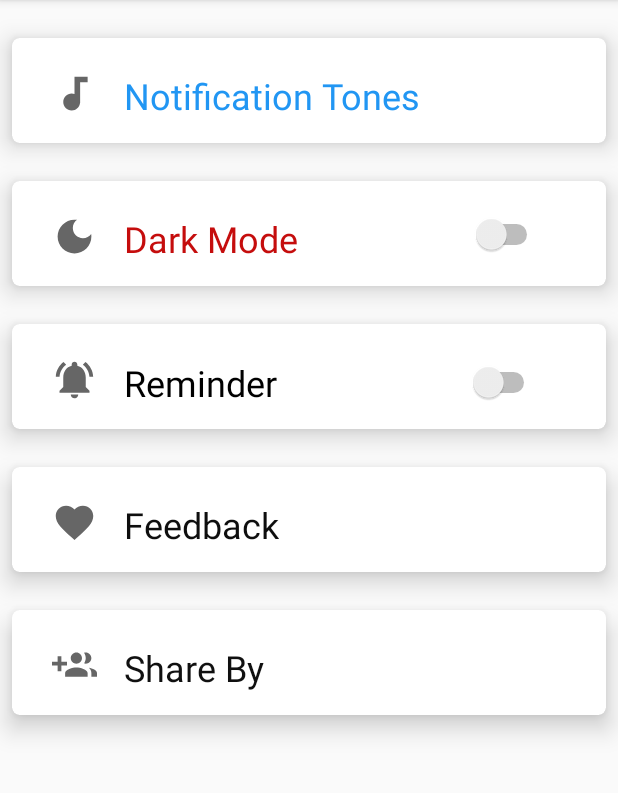
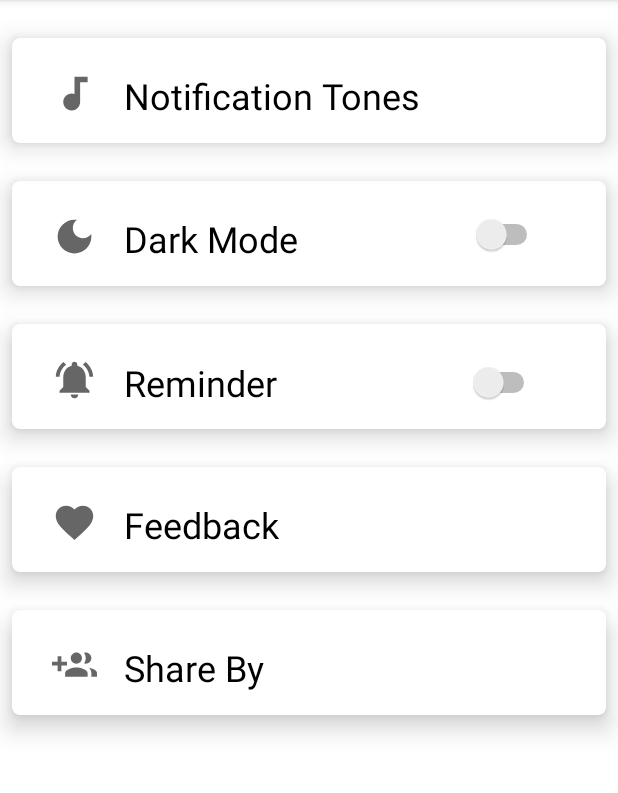
Before and after one commit to AmarvirSingh/H2oTracker, an Android app: the SettingActivity screen opened directly, with no data from a screen before it, on a phone screen of 412 x 824 dp, the part 84-877 px from its top. Run offline under Robolectric (Android 15) with nearby library versions, the phone set to English and light mode, and no system bars.

Commit message:
done changes for night mode

```diff
--- a/app/src/main/java/com/example/h2otracker/SettingActivity.java
+++ b/app/src/main/java/com/example/h2otracker/SettingActivity.java
@@ -21,7 +21,7 @@ public class SettingActivity extends AppCompatActivity {
 
     CardView card1,card2,card3,card4,card5;
 
-    private Switch dark_switch;
+    Switch dark_switch;
 List<String> titles;
 List<Integer> images;
 
@@ -45,7 +45,7 @@ Adapter adapter;
             {
                 if (isChecked)
                 {
-                    card1.setCardBackgroundColor(Color.BLACK);
+                   /* card1.setCardBackgroundColor(Color.BLACK);*/
 
 
                     AppCompatDelegate.setDefaultNightMode(AppCompatDelegate.MODE_NIGHT_YES);
@@ -54,7 +54,7 @@ Adapter adapter;
 
                 else
                 {
-                    card1.setBackgroundColor(Color.WHITE);
+
                     AppCompatDelegate.setDefaultNightMode(AppCompatDelegate.MODE_NIGHT_NO);
 
  //                   getDelegate().setLocalNightMode(AppCompatDelegate.MODE_NIGHT_YES);
--- a/app/src/main/res/layout/activity_setting.xml
+++ b/app/src/main/res/layout/activity_setting.xml
@@ -5,7 +5,9 @@
     android:layout_width="match_parent"
     android:layout_height="match_parent"
     tools:context=".SettingActivity"
-    android:orientation="vertical">
+    android:orientation="vertical"
+    android:background="@color/backgroundColor"
+    >
 
     <!--<androidx.recyclerview.widget.RecyclerView
         android:id="@+id/datalist"
@@ -26,7 +28,7 @@
         android:layout_marginEnd="8dp"
         android:layout_marginRight="8dp"
         android:id="@+id/card1"
-        app:cardBackgroundColor="@color/white"
+
         app:cardCornerRadius="5dp"
         app:cardElevation="10dp"
         app:contentPadding="10dp"
@@ -61,7 +63,7 @@
                 android:layout_marginLeft="18dp"
                 android:layout_marginTop="12dp"
                 android:text="Notification Tones"
-                android:textColor="#2196F3"
+                android:textColor="@color/textcolor"
                 android:textSize="24sp"
                 app:layout_constraintStart_toEndOf="@+id/imageView5"
                 app:layout_constraintTop_toTopOf="parent"
@@ -81,7 +83,7 @@
         android:layout_marginTop="25dp"
         android:layout_marginEnd="8dp"
         android:layout_marginRight="8dp"
-        app:cardBackgroundColor="#FFFFFF"
+
         app:cardCornerRadius="5dp"
         app:cardElevation="10dp"
         app:contentPadding="10dp"
@@ -117,7 +119,7 @@
                 android:layout_marginLeft="18dp"
                 android:layout_marginTop="12dp"
                 android:text="Dark Mode"
-                android:textColor="#C50D0D"
+                android:textColor="@color/textcolor"
                 android:textSize="24sp"
                 app:layout_constraintStart_toEndOf="@+id/imageView3"
                 app:layout_constraintTop_toTopOf="parent" />
@@ -136,7 +138,7 @@
         android:layout_marginTop="25dp"
         android:layout_marginEnd="8dp"
         android:layout_marginRight="8dp"
-        app:cardBackgroundColor="#FFFFFF"
+
         app:cardCornerRadius="5dp"
         app:cardElevation="10dp"
         app:contentPadding="10dp"
@@ -171,6 +173,7 @@
                 android:layout_marginLeft="18dp"
                 android:layout_marginTop="12dp"
                 android:text="Reminder"
+                android:textColor="@color/textcolor"
                 android:textSize="24sp"
                 app:layout_constraintStart_toEndOf="@+id/imageView1"
                 app:layout_constraintTop_toTopOf="parent" />
@@ -187,7 +190,7 @@
         android:layout_marginTop="25dp"
         android:layout_marginEnd="8dp"
         android:layout_marginRight="8dp"
-        app:cardBackgroundColor="#FFFFFF"
+        android:background="@color/backgroundColor"
         app:cardCornerRadius="5dp"
         app:cardElevation="10dp"
         app:contentPadding="10dp"
@@ -222,8 +225,8 @@
                 android:layout_marginLeft="18dp"
                 android:layout_marginTop="12dp"
                 android:text="Feedback"
+                android:textColor="@color/textcolor"
                 android:textAllCaps="false"
-                android:textColor="#0E0E0E"
                 android:textSize="24sp"
                 app:layout_constraintStart_toEndOf="@+id/imageView2"
                 app:layout_constraintTop_toTopOf="parent"
@@ -244,7 +247,7 @@
         android:layout_marginTop="25dp"
         android:layout_marginEnd="8dp"
         android:layout_marginRight="8dp"
-        app:cardBackgroundColor="#FFFFFF"
+
         app:cardCornerRadius="5dp"
         app:cardElevation="10dp"
         app:contentPadding="10dp"
@@ -279,7 +282,7 @@
                 android:layout_marginLeft="18dp"
                 android:layout_marginTop="12dp"
                 android:text="Share By"
-                android:textColor="#101010"
+                android:textColor="@color/textcolor"
                 android:textSize="24sp"
                 app:layout_constraintStart_toEndOf="@+id/imageView6"
                 app:layout_constraintTop_toTopOf="parent"
--- a/app/src/main/res/values-night/themes.xml
+++ b/app/src/main/res/values-night/themes.xml
@@ -1,16 +1,25 @@
 <resources xmlns:tools="http://schemas.android.com/tools">
     <!-- Base application theme. -->
-    <style name="Theme.H2OTracker" parent="Theme.MaterialComponents.DayNight.DarkActionBar">
+    <style name="Theme.H2OTracker" parent="Theme.AppCompat.Light.DarkActionBar">
         <!-- Primary brand color. -->
-        <item name="colorPrimary">@color/purple_200</item>
+        <item name="colorPrimary">@color/purple_500</item>
         <item name="colorPrimaryVariant">@color/purple_700</item>
-        <item name="colorOnPrimary">@color/black</item>
+        <item name="colorOnPrimary">@color/white</item>
         <!-- Secondary brand color. -->
         <item name="colorSecondary">@color/teal_200</item>
-        <item name="colorSecondaryVariant">@color/teal_200</item>
+        <item name="colorSecondaryVariant">@color/teal_700</item>
         <item name="colorOnSecondary">@color/black</item>
         <!-- Status bar color. -->
         <item name="android:statusBarColor" tools:targetApi="l">?attr/colorPrimaryVariant</item>
         <!-- Customize your theme here. -->
     </style>
+
+    <style name="Theme.H2OTracker.NoActionBar">
+        <item name="windowActionBar">false</item>
+        <item name="windowNoTitle">true</item>
+    </style>
+
+    <style name="Theme.H2OTracker.AppBarOverlay" parent="ThemeOverlay.AppCompat.Dark.ActionBar" />
+
+    <style name="Theme.H2OTracker.PopupOverlay" parent="ThemeOverlay.AppCompat.Light" />
 </resources>
--- a/app/src/main/res/values/colors.xml
+++ b/app/src/main/res/values/colors.xml
@@ -7,4 +7,8 @@
     <color name="teal_700">#FF018786</color>
     <color name="black">#FF000000</color>
     <color name="white">#ffffff</color>
+
+    <color name="backgroundColor">#ffffff</color>
+    <color name="textcolor">#000000</color>
+
 </resources>
```
